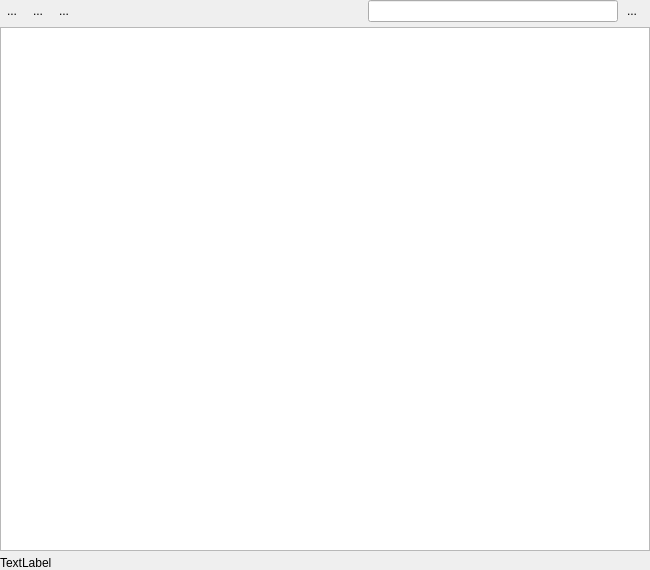
Old version of the form src/laybasic/laybasic/NetlistBrowserPage.ui in the repository KLayout/klayout.
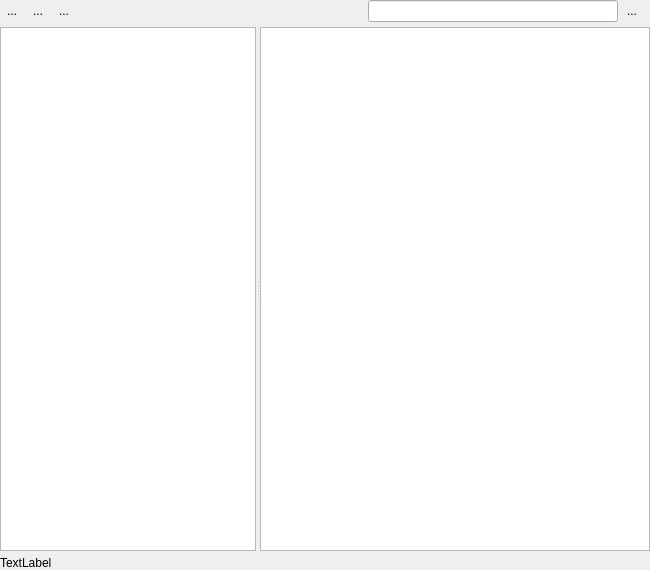
New version of the form. Icons and pictures are not drawn. Custom widgets are drawn as their Qt base class.

Commit message: Functional netlist hierarchy tree.

```diff
--- a/src/laybasic/laybasic/NetlistBrowserPage.ui
+++ b/src/laybasic/laybasic/NetlistBrowserPage.ui
@@ -204,10 +204,52 @@
         </widget>
        </item>
        <item>
+        <widget class="QFrame" name="frame_2">
+         <property name="sizePolicy">
+          <sizepolicy hsizetype="Preferred" vsizetype="Preferred">
+           <horstretch>0</horstretch>
+           <verstretch>1</verstretch>
+          </sizepolicy>
+         </property>
+         <property name="frameShape">
+          <enum>QFrame::NoFrame</enum>
+         </property>
+         <property name="frameShadow">
+          <enum>QFrame::Raised</enum>
+         </property>
+         <layout class="QHBoxLayout" name="horizontalLayout">
+          <property name="leftMargin">
+           <number>0</number>
+          </property>
+          <property name="topMargin">
+           <number>0</number>
+          </property>
+          <property name="rightMargin">
+           <number>0</number>
+          </property>
+          <property name="bottomMargin">
+           <number>0</number>
+          </property>
+          <item>
+           <widget class="QSplitter" name="splitter">
+            <property name="orientation">
+             <enum>Qt::Horizontal</enum>
+            </property>
+            <widget class="QTreeView" name="hierarchy_tree">
+             <property name="sizePolicy">
+              <sizepolicy hsizetype="Expanding" vsizetype="Expanding">
+               <horstretch>0</horstretch>
+               <verstretch>0</verstretch>
+              </sizepolicy>
+             </property>
+             <attribute name="headerDefaultSectionSize">
+              <number>100</number>
+             </attribute>
+            </widget>
         <widget class="QTreeView" name="directory_tree">
          <property name="sizePolicy">
           <sizepolicy hsizetype="Expanding" vsizetype="Expanding">
-           <horstretch>0</horstretch>
+               <horstretch>1</horstretch>
            <verstretch>0</verstretch>
           </sizepolicy>
          </property>
@@ -248,6 +290,10 @@
           <bool>false</bool>
          </attribute>
         </widget>
+           </widget>
+          </item>
+         </layout>
+        </widget>
        </item>
        <item>
         <widget class="QFrame" name="frame_3">
```
Left out of the diff: 8 changed lines with no effect on the pictures. Lines whose indentation alone changed are shown as unchanged. The commit also changes 17 other files.
